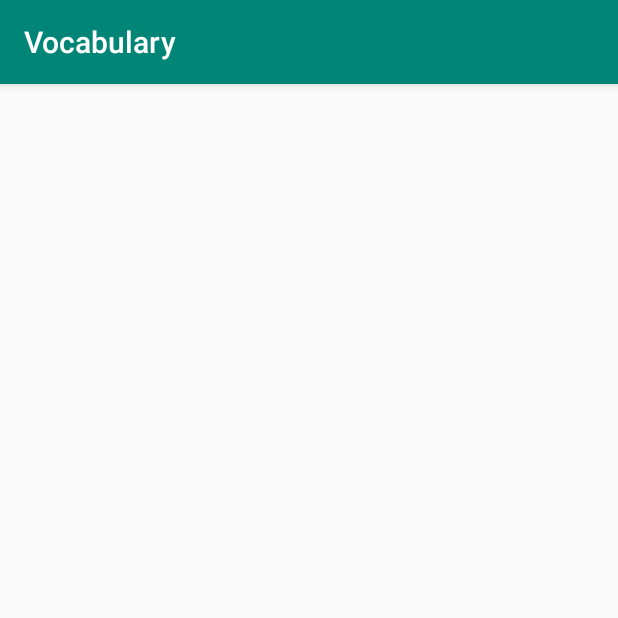
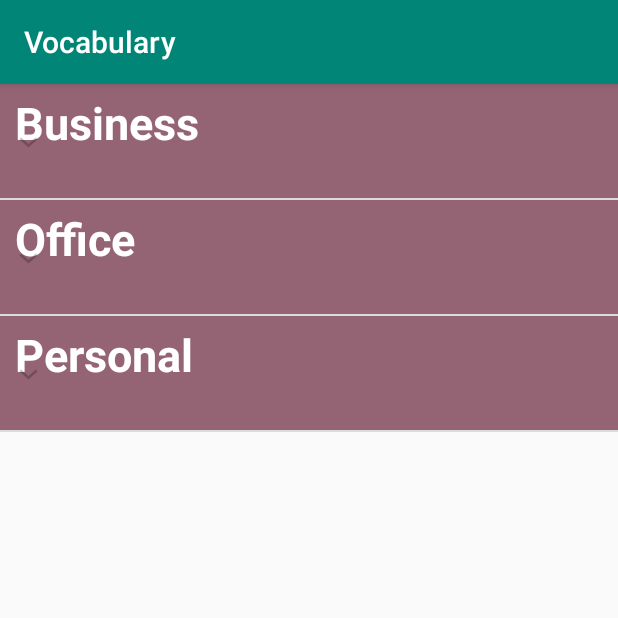
Before and after one commit to truonganhhoang/INT2208-8-2019, an Android app: the screen it shows after launch (MainActivity), on a phone screen of 412 x 824 dp, the top half of it. Run offline under Robolectric (Android 15) with nearby library versions, the light colour scheme and no system bars; libraries missing offline, so code that uses them is left out: com.readystatesoftware.sqliteasset; 4 statements that could not run were skipped.

Commit message:
add Expandable Listview

```diff
--- /dev/null
+++ b/Nhom-01/source/app/src/main/java/Adapter/ExpandableListAdapter.java
@@ -0,0 +1,93 @@
+package Adapter;
+
+import android.content.Context;
+import android.graphics.Typeface;
+import android.view.LayoutInflater;
+import android.view.View;
+import android.view.ViewGroup;
+import android.widget.BaseExpandableListAdapter;
+import android.widget.TextView;
+
+import com.example.jinny.vocabulary.R;
+
+import java.util.HashMap;
+import java.util.List;
+
+public class ExpandableListAdapter extends BaseExpandableListAdapter {
+    private Context context;
+    private List<String> listData;
+    private HashMap<String,List<String>> listChild;
+
+    public ExpandableListAdapter(Context context, List<String> listData, HashMap<String, List<String>> listHashMap) {
+        this.context = context;
+        this.listData = listData;
+        this.listChild = listHashMap;
+    }
+
+    @Override
+    public int getGroupCount() {
+        return listData.size();
+    }
+
+    @Override
+    public int getChildrenCount(int groupPosition) {
+        return listChild.get(listData.get(groupPosition)).size();
+    }
+
+    @Override
+    public Object getGroup(int groupPosition) {
+        return listData.get(groupPosition);
+    }
+
+    @Override
+    public Object getChild(int groupPosition, int childPosition) {
+        return listChild.get(listData.get(groupPosition)).get(childPosition);
+    }
+
+    @Override
+    public long getGroupId(int groupPosition) {
+        return groupPosition;
+    }
+
+    @Override
+    public long getChildId(int groupPosition, int childPosition) {
+        return childPosition;
+    }
+
+    @Override
+    public boolean hasStableIds() {
+        return false;
+    }
+
+    @Override
+    public View getGroupView(int groupPosition, boolean isExpanded, View convertView, ViewGroup parent) {
+        String headerTilte = (String)getGroup(groupPosition);
+        if (convertView==null){
+            LayoutInflater inflater = (LayoutInflater) this.context.getSystemService(Context.LAYOUT_INFLATER_SERVICE);
+            convertView = inflater.inflate(R.layout.list_group,null);
+
+        }
+        TextView lbListHeader = (TextView) convertView.findViewById(R.id.lvlListHeader);
+        lbListHeader.setTypeface(null,Typeface.BOLD);
+        lbListHeader.setText(headerTilte);
+        return convertView;
+    }
+
+    @Override
+    public View getChildView(int groupPosition, int childPosition, boolean isLastChild, View convertView, ViewGroup parent) {
+        final String childText = (String) getChild(groupPosition,childPosition);
+        if (convertView==null)
+        {
+            LayoutInflater inflater = (LayoutInflater) this.context.getSystemService(Context.LAYOUT_INFLATER_SERVICE);
+            convertView = inflater.inflate(R.layout.list_item,null);
+        }
+        TextView txtListChild = (TextView) convertView.findViewById(R.id.lblListItem);
+        txtListChild.setText(childText);
+        return convertView;
+    }
+
+    @Override
+    public boolean isChildSelectable(int groupPosition, int childPosition) {
+        return true;
+    }
+}
--- a/Nhom-01/source/app/src/main/java/com/example/jinny/vocabulary/screen/MainActivity.java
+++ b/Nhom-01/source/app/src/main/java/com/example/jinny/vocabulary/screen/MainActivity.java
@@ -1,6 +1,8 @@
 package com.example.jinny.vocabulary.screen;
 
+import android.os.Bundle;
 import android.util.Log;
+import android.widget.ExpandableListView;
 
 import com.example.jinny.vocabulary.R;
 import com.example.jinny.vocabulary.base.BaseActivity;
@@ -8,7 +10,11 @@ import com.example.jinny.vocabulary.database.DatabaseManager;
 import com.example.jinny.vocabulary.model.Category;
 import com.example.jinny.vocabulary.model.Topic;
 
+import java.util.ArrayList;
+import java.util.HashMap;
 import java.util.List;
+
+import Adapter.ExpandableListAdapter;
 
 public class MainActivity extends BaseActivity {
 
@@ -17,6 +23,11 @@ public class MainActivity extends BaseActivity {
     private DatabaseManager databaseManager;
     private List<Topic> topics;
     private List<Category> categories;
+
+    private ExpandableListView listView;
+    private ExpandableListAdapter listAdapter;
+    private List<String> listDataHeader;
+    private HashMap<String,List<String>> listHashMap;
 
     @Override
     protected int getLayoutId() {
@@ -30,4 +41,44 @@ public class MainActivity extends BaseActivity {
         topics = databaseManager.getListTopic();
         categories = databaseManager.getListCategory(topics);
     }
+
+    @Override
+    protected void onCreate(Bundle savedInstanceState) {
+        super.onCreate(savedInstanceState);
+        setContentView(R.layout.activity_main);
+
+        listView = (ExpandableListView) findViewById(R.id.lvExp);
+        initData();
+        listAdapter = new ExpandableListAdapter(this,listDataHeader,listHashMap);
+        listView.setAdapter(listAdapter);
+    }
+
+    private void initData(){
+        listDataHeader = new ArrayList<>();
+        listHashMap = new HashMap<>();
+
+        listDataHeader.add("Business");
+        listDataHeader.add("Office");
+        listDataHeader.add("Personal");
+
+        List<String> business = new ArrayList<>();
+        business.add("Contracts");
+        business.add("Marketing");
+        business.add("Conference");
+
+        List<String> office = new ArrayList<>();
+        office.add("office1");
+        office.add("office2");
+        office.add("office3");
+
+        List<String> personal = new ArrayList<>();
+        personal.add("p1");
+        personal.add("p2");
+        personal.add("p3");
+
+        listHashMap.put(listDataHeader.get(0),business);
+        listHashMap.put(listDataHeader.get(1),office);
+        listHashMap.put(listDataHeader.get(2),personal);
+
+    }
 }
--- a/Nhom-01/source/app/src/main/res/layout/activity_main.xml
+++ b/Nhom-01/source/app/src/main/res/layout/activity_main.xml
@@ -1,9 +1,13 @@
 <?xml version="1.0" encoding="utf-8"?>
-<androidx.constraintlayout.widget.ConstraintLayout xmlns:android="http://schemas.android.com/apk/res/android"
-    xmlns:app="http://schemas.android.com/apk/res-auto"
-    xmlns:tools="http://schemas.android.com/tools"
+<LinearLayout xmlns:android="http://schemas.android.com/apk/res/android"
     android:layout_width="match_parent"
     android:layout_height="match_parent"
-    tools:context=".screen.MainActivity">
+    android:orientation="vertical">
+    <ExpandableListView
+        android:id="@+id/lvExp"
+        android:layout_width="match_parent"
+        android:layout_height="match_parent">
 
-</androidx.constraintlayout.widget.ConstraintLayout>
+    </ExpandableListView>
+
+</LinearLayout>
--- /dev/null
+++ b/Nhom-01/source/app/src/main/res/layout/list_group.xml
@@ -0,0 +1,16 @@
+<?xml version="1.0" encoding="utf-8"?>
+<LinearLayout
+    xmlns:android="http://schemas.android.com/apk/res/android" android:layout_width="match_parent"
+    android:layout_height="match_parent">
+    <TextView
+        android:id="@+id/lvlListHeader"
+        android:text="Business"
+        android:paddingTop="5dp"
+        android:paddingLeft="10dp"
+        android:paddingBottom="30sp"
+        android:textColor="#ffffff"
+        android:textSize="30sp"
+        android:background="#956474"
+        android:layout_width="match_parent"
+        android:layout_height="wrap_content" />
+</LinearLayout>
--- /dev/null
+++ b/Nhom-01/source/app/src/main/res/layout/list_item.xml
@@ -0,0 +1,15 @@
+<?xml version="1.0" encoding="utf-8"?>
+<LinearLayout
+    xmlns:android="http://schemas.android.com/apk/res/android" android:layout_width="match_parent"
+    android:layout_height="match_parent">
+    <TextView
+        android:text="something"
+        android:id="@+id/lblListItem"
+        android:textSize="16sp"
+        android:textColor="#000000"
+        android:paddingLeft="?android:attr/expandableListPreferredChildPaddingLeft"
+        android:paddingTop="5dp"
+        android:paddingBottom="30sp"
+        android:layout_width="match_parent"
+        android:layout_height="wrap_content" />
+</LinearLayout>
```
